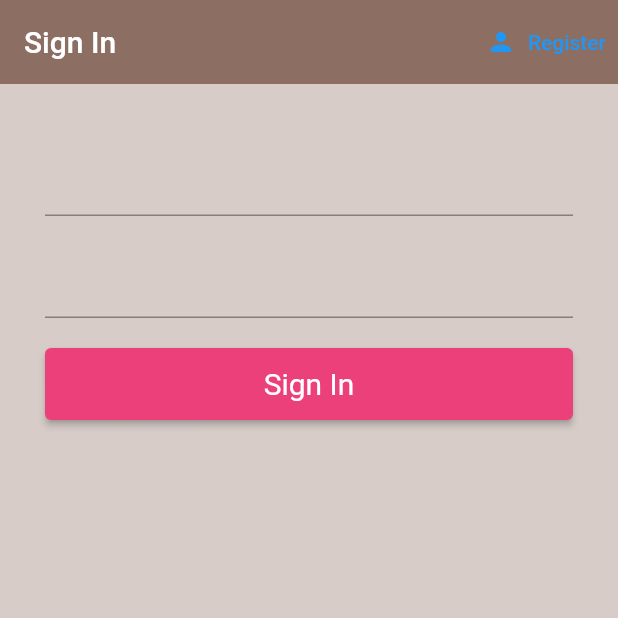
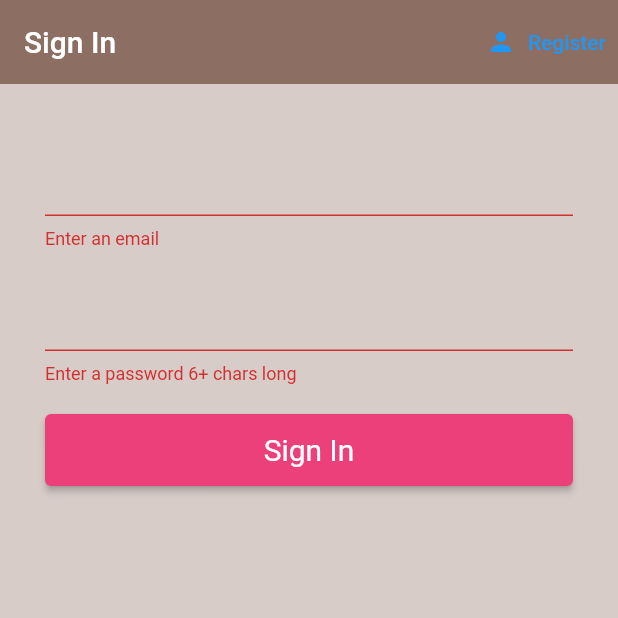
Before and after one commit to pushkardeshmukh1992/flutter-login, a Flutter app: the screen it shows after launch, after a tap on "Sign In", on a phone screen of 412 x 824 dp, the top half of it. Run offline on Flutter 3.47's test engine with Material 2 defaults, Android fonts, the phone set to English and light mode, and no system bars; our stand-ins replace firebase_auth, firebase_core; accounts and stored records are empty.

Commit message:
Sign in implementation

```diff
--- a/lib/screens/home/authenticate/register.dart
+++ b/lib/screens/home/authenticate/register.dart
@@ -73,7 +73,7 @@ class _RegisterState extends State<Register> {
                       });
                     },
                   ),
-                  SizedBox(height: 20),
+                  const SizedBox(height: 20),
                   ElevatedButton(
                     onPressed: () async {
                       if (_formKey.currentState!.validate()) {
@@ -91,7 +91,8 @@ class _RegisterState extends State<Register> {
                     child: const Text('Register'),
                   ),
                   const SizedBox(height: 12),
-                  Text(error, style: TextStyle(color: Colors.red, fontSize: 14))
+                  Text(error,
+                      style: const TextStyle(color: Colors.red, fontSize: 14))
                 ],
               ))),
     );
--- a/lib/screens/home/authenticate/sign_in.dart
+++ b/lib/screens/home/authenticate/sign_in.dart
@@ -14,10 +14,12 @@ class SignIn extends StatefulWidget {
 
 class _SignInState extends State<SignIn> {
   final AuthService _auth = AuthService();
+  final _formKey = GlobalKey<FormState>();
 
   // text field state
   String email = '';
   String password = '';
+  String error = '';
 
   @override
   Widget build(BuildContext context) {
@@ -49,10 +51,12 @@ class _SignInState extends State<SignIn> {
       body: Container(
           padding: const EdgeInsets.symmetric(vertical: 20, horizontal: 30),
           child: Form(
+              key: _formKey,
               child: Column(
                 children: <Widget>[
                   const SizedBox(height: 20),
                   TextFormField(
+                    validator: (val) => val!.isEmpty ? 'Enter an email' : null,
                     onChanged: (val) {
                       setState(() {
                         email = val;
@@ -61,6 +65,9 @@ class _SignInState extends State<SignIn> {
                   ),
                   const SizedBox(height: 20),
                   TextFormField(
+                    validator: (val) => val!.length < 6
+                        ? 'Enter a password 6+ chars long'
+                        : null,
                     obscureText: true,
                     onChanged: (val) {
                       setState(() {
@@ -71,12 +78,23 @@ class _SignInState extends State<SignIn> {
                   const SizedBox(height: 20),
                   ElevatedButton(
                     onPressed: () async {
-                  print(email);
-                  print(password);
+                      if (_formKey.currentState!.validate()) {
+                        dynamic result = await _auth.signInWithEmailAndPassword(
+                            email, password);
+
+                        if (result == null) {
+                          setState(() {
+                            error = 'Could not sign in with those credentials';
+                          });
+                        }
+                      }
                     },
                     style: buttonStyle,
                     child: const Text('Sign In'),
-              )
+                  ),
+                  const SizedBox(height: 12),
+                  Text(error,
+                      style: const TextStyle(color: Colors.red, fontSize: 14))
                 ],
               ))),
     );
--- a/lib/services/auth.dart
+++ b/lib/services/auth.dart
@@ -30,6 +30,16 @@ class AuthService {
   }
 
   // sign in with email and password
+  Future signInWithEmailAndPassword(String email, String password) async {
+    try {
+      final userCredential = await _auth.signInWithEmailAndPassword(
+          email: email, password: password);
+      return _userFromFirebaseUser(userCredential.user);
+    } catch (e) {
+      print(e.toString());
+      return null;
+    }
+  }
 
   // register with email and password
   Future registerWithEmailAndPassword(String email, String password) async {
```
Lines whose indentation alone changed are shown as unchanged.
